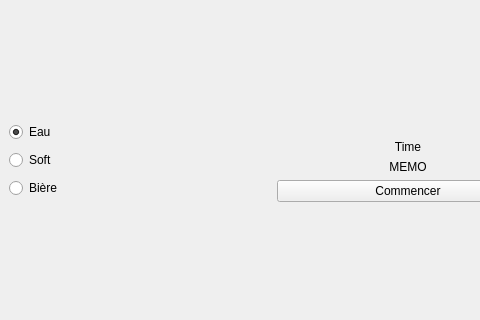
Old version of the form mainwindow.ui in the repository arcreane/memory-besoin-de-bol; both pictures show x 0 to 480 and y 130 to 450 of the 816 by 604 pixel window.
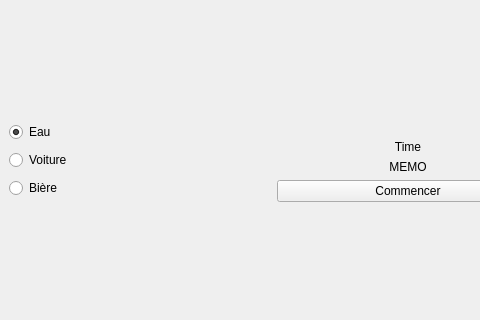
New version of the form.

```diff
--- a/mainwindow.ui
+++ b/mainwindow.ui
@@ -123,7 +123,7 @@
       <item>
        <widget class="QRadioButton" name="radioButton_2">
         <property name="text">
-         <string>Soft</string>
+         <string>Voiture</string>
         </property>
         <attribute name="buttonGroup">
          <string notr="true">theme</string>
```
